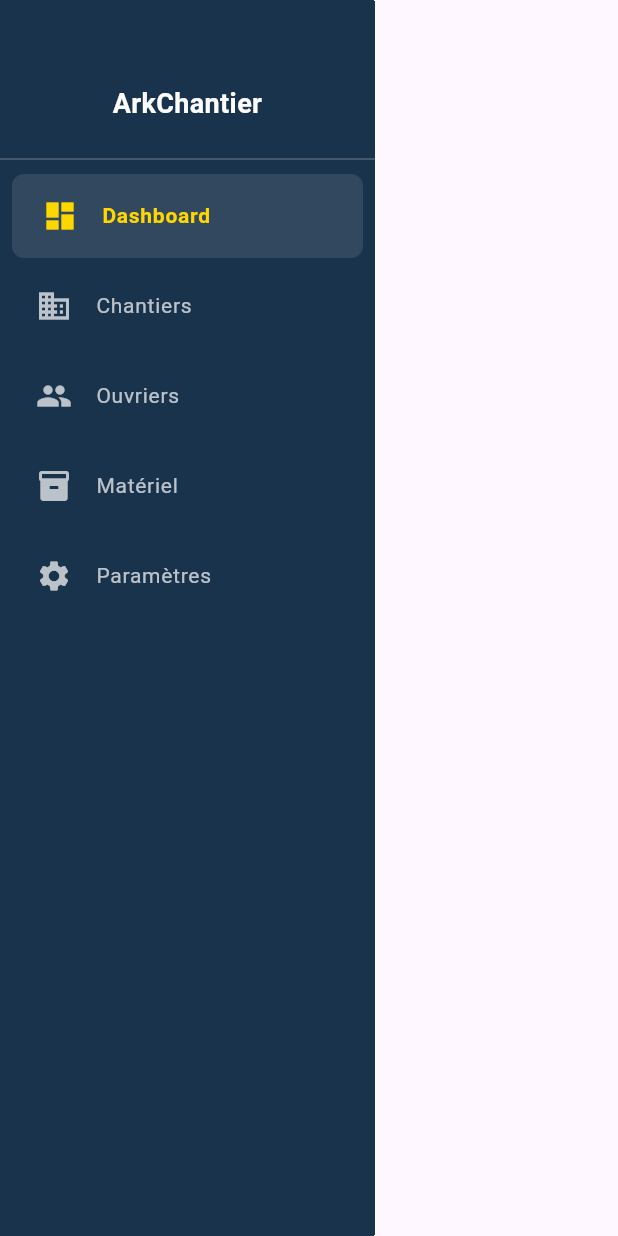
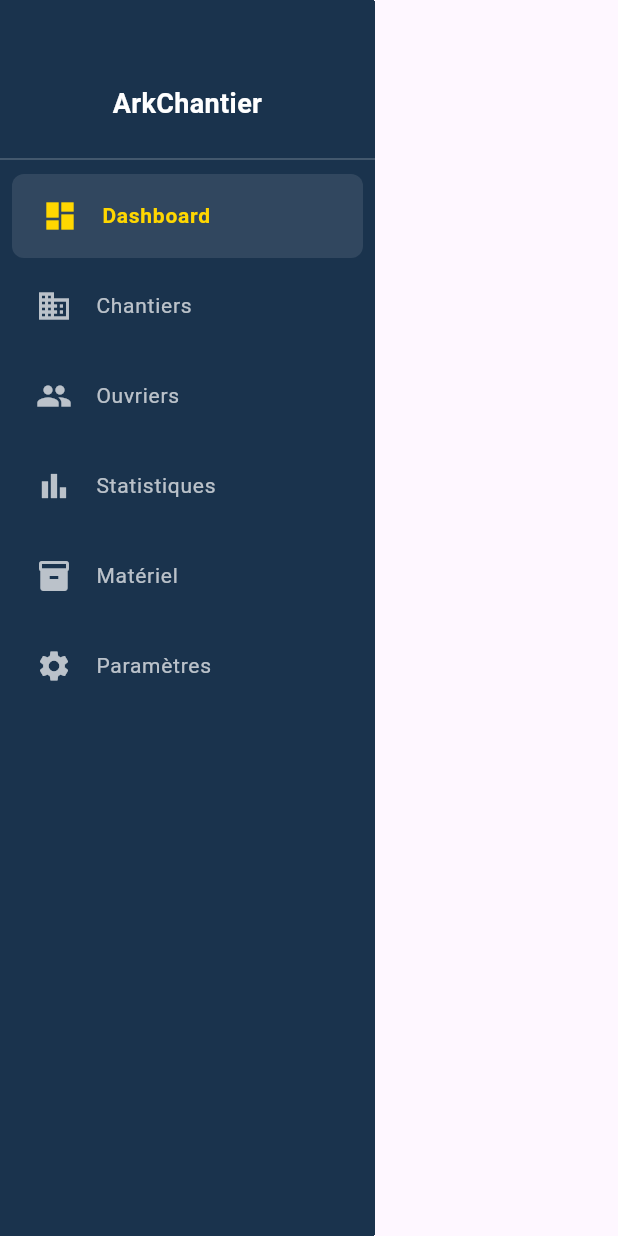
Before and after one commit to Kevin-Razafison/ArkChantier, a Flutter app: the SidebarDrawer widget shown alone on an empty page, opened directly with empty values, on a phone screen of 412 x 824 dp. Run offline on Flutter 3.47's test engine with Material 3 defaults, Android fonts, the phone set to English and light mode, and no system bars; our stand-ins replace image_picker; network calls fail.

Commit message:
refactor: synchronisation complète des index de navigation (0-5) et ajout de l'onglet Statistiques

```diff
--- a/lib/widgets/sidebar_drawer.dart
+++ b/lib/widgets/sidebar_drawer.dart
@@ -42,8 +42,9 @@ class SidebarDrawer extends StatelessWidget {
               _buildItem(Icons.dashboard, "Dashboard", 0),
               _buildItem(Icons.business, "Chantiers", 1),
               _buildItem(Icons.people, "Ouvriers", 2),
-              _buildItem(Icons.inventory_2, "Matériel", 3),
-              _buildItem(Icons.settings, "Paramètres", 4),
+              _buildItem(Icons.bar_chart, "Statistiques", 3), // Nouvel onglet inséré
+              _buildItem(Icons.inventory_2, "Matériel", 4),   // Index décalé
+              _buildItem(Icons.settings, "Paramètres", 5),    // Index décalé
               const Spacer(),
             ],
           ),
@@ -51,19 +52,21 @@ class SidebarDrawer extends StatelessWidget {
       ),
     );
   }
+
   Widget _buildItem(IconData icon, String label, int index) {
     bool isSelected = currentIndex == index;
 
     return Container(
       margin: const EdgeInsets.symmetric(vertical: 2, horizontal: 8),
       decoration: BoxDecoration(
-        color: isSelected ? Colors.white.withOpacity(0.1) : Colors.transparent,
+        // Utilisation de withValues pour éviter le warning de dépréciation
+        color: isSelected ? Colors.white.withValues(alpha: 0.1) : Colors.transparent,
         borderRadius: BorderRadius.circular(8),
       ),
       child: ListTile(
         leading: Icon(
           icon,
-          color: isSelected ? const Color(0xFFFFD700) : Colors.white70 // Or (Gold) si sélectionné
+          color: isSelected ? const Color(0xFFFFD700) : Colors.white70
         ),
         title: Text(
           label,
@@ -73,7 +76,6 @@ class SidebarDrawer extends StatelessWidget {
             fontSize: 14
           ),
         ),
-        // La petite barre verticale Gold à gauche
         shape: isSelected
             ? const Border(left: BorderSide(color: Color(0xFFFFD700), width: 4))
             : null,
```
Also changed, not shown: lib/main.dart (+8 -16 lines).
